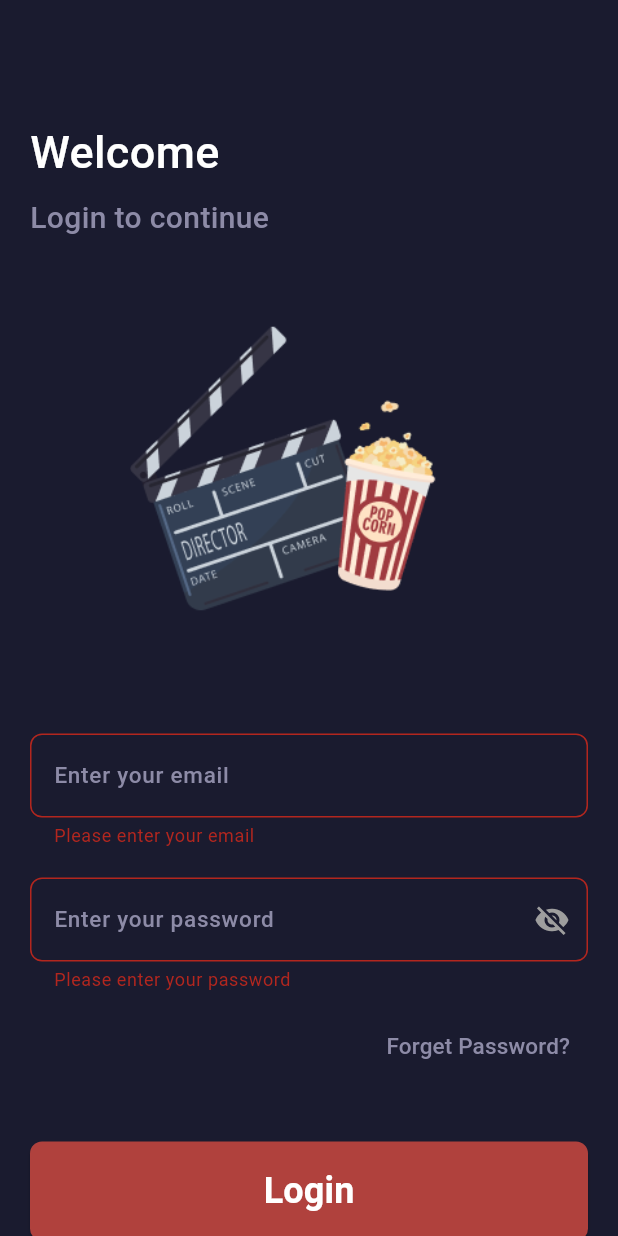
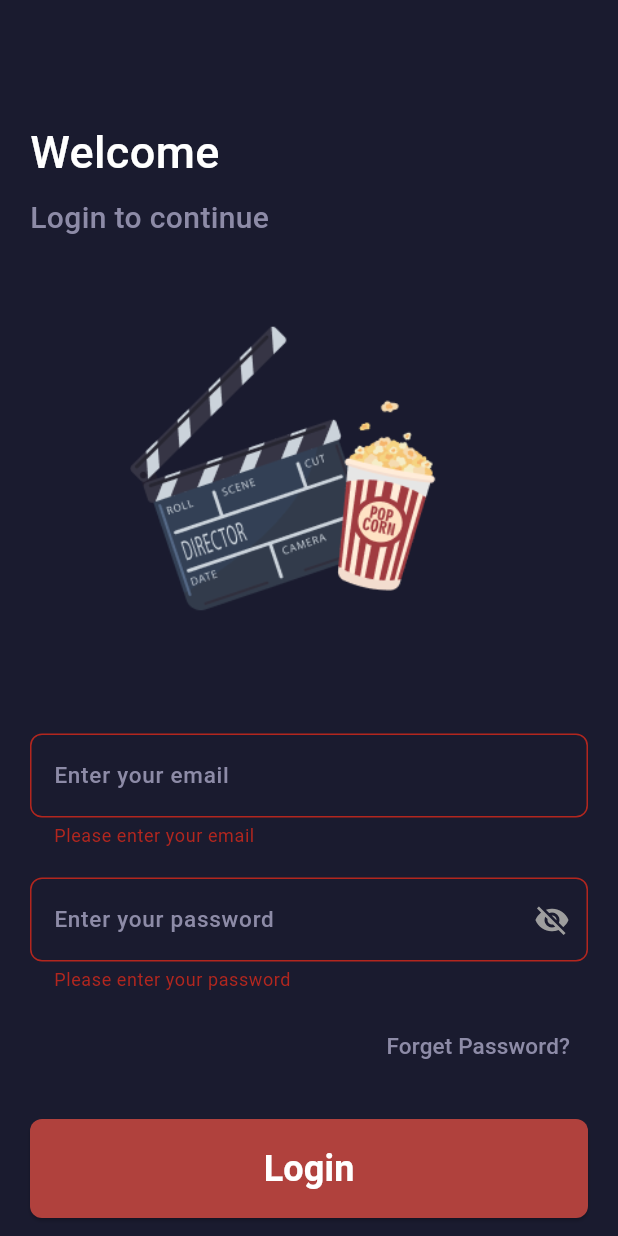
Before and after one commit to Marwanik/moviestore, a Flutter app: the screen it shows after launch, after a tap on "Login", on a phone screen of 412 x 824 dp. Run offline on Flutter 3.47's test engine with Material 3 defaults, Android fonts, the phone set to English and light mode, and no system bars; our stand-ins replace bloc, dio, equatable, flutter_bloc, get_it, shared_preferences and 2 more; network calls fail; Roboto replaces fonts that are missing (Avenir).

Commit message:
fix some issue in loginScreen

```diff
--- a/lib/data/data_sources/categoryRemoteData.dart
+++ b/lib/data/data_sources/categoryRemoteData.dart
@@ -17,10 +17,8 @@ class CategoryRemoteDataSource {
       }
     } on DioError catch (dioError) {
       if (dioError.response != null) {
-        // Server responded but with an error code
         throw Exception('DioError: ${dioError.response?.statusCode} - ${dioError.response?.data}');
       } else {
-        // Something happened in setting up or sending the request
         throw Exception('DioError: ${dioError.message}');
       }
     } catch (e) {
--- a/lib/data/data_sources/movieRemoteData.dart
+++ b/lib/data/data_sources/movieRemoteData.dart
@@ -17,10 +17,8 @@ class MovieRemoteDataSource {
       }
     } on DioError catch (dioError) {
       if (dioError.response != null) {
-        // Server responded but with an error code
         throw Exception('DioError: ${dioError.response?.statusCode} - ${dioError.response?.data}');
       } else {
-        // Something happened in setting up or sending the request
         throw Exception('DioError: ${dioError.message}');
       }
     } catch (e) {
--- a/lib/data/models/actorModel.dart
+++ b/lib/data/models/actorModel.dart
@@ -23,7 +23,6 @@ class actorModel {
     };
   }
 
-  // Define the toEntity method
   Actor toEntity() {
     return Actor(
       id: id,
--- a/lib/data/repositories/movieRepoImp.dart
+++ b/lib/data/repositories/movieRepoImp.dart
@@ -34,7 +34,6 @@ class MovieRepositoryImpl implements MovieRepository {
 
   @override
   Future<List<Category>> getCategories() {
-    // Throw an unimplemented error if you don't need this method.
     throw UnimplementedError("getCategories is not implemented in MovieRepositoryImpl.");
   }
 }
--- a/lib/main.dart
+++ b/lib/main.dart
@@ -1,19 +1,18 @@
+import 'package:dio/dio.dart';
 import 'package:flutter/material.dart';
 import 'package:flutter_bloc/flutter_bloc.dart';
 import 'package:moviestore/core/config/observerBloc.dart';
 import 'package:moviestore/core/config/service_locator.dart';
+import 'package:moviestore/data/data_sources/categoryRemoteData.dart';
 import 'package:moviestore/domain/use_cases/getMovies.dart';
+import 'package:moviestore/presentation/blocs/categoryBloc/category_bloc.dart';
+import 'package:moviestore/presentation/blocs/homeBloc/home_bloc.dart';
+import 'package:moviestore/presentation/blocs/loginBloc/login_bloc.dart';
 import 'package:moviestore/presentation/blocs/movieBloc/movie_bloc.dart';
 import 'package:moviestore/presentation/blocs/splashBloc/splash_bloc.dart';
-import 'package:moviestore/presentation/blocs/homeBloc/home_bloc.dart';
-import 'package:moviestore/presentation/blocs/loginBloc/login_bloc.dart';
-import 'package:moviestore/presentation/blocs/categoryBloc/category_bloc.dart';
 import 'package:moviestore/presentation/blocs/watchlistBloc/watchlist_bloc.dart';
 import 'package:moviestore/presentation/blocs/watchlistBloc/watchlist_event.dart';
-import 'package:moviestore/presentation/pages/homeScreen.dart';
 import 'package:moviestore/presentation/pages/splashScreen.dart';
-import 'package:moviestore/data/data_sources/categoryRemoteData.dart';
-import 'package:dio/dio.dart';
 
 import 'presentation/blocs/profileBloc/profile_bloc.dart';
 
@@ -29,21 +28,17 @@ class MyApp extends StatelessWidget {
   Widget build(BuildContext context) {
     return MultiBlocProvider(
       providers: [
-        // Splash Bloc
         BlocProvider<SplashBloc>(
           create: (_) => SplashBloc(),
         ),
-        // Home Bloc
         BlocProvider<HomeBloc>(
           create: (_) => HomeBloc(
             categoryRemoteDataSource: CategoryRemoteDataSource(Dio()),
           ),
         ),
-        // Login Bloc
         BlocProvider<LoginBloc>(
           create: (_) => LoginBloc(),
         ),
-        // Movies Bloc
         BlocProvider<CategoryMoviesBloc>(
           create: (_) => CategoryMoviesBloc(
             getMoviesUseCase: core<GetMoviesUseCase>(),
@@ -55,13 +50,11 @@ class MyApp extends StatelessWidget {
           ),
         ),
         BlocProvider(create: (_) => WatchlistBloc()..add(LoadWatchlist())),
-    BlocProvider(
-    create: (context) => ProfileBloc()),
-
+        BlocProvider(create: (context) => ProfileBloc()),
       ],
-      child: MaterialApp(
+      child: const MaterialApp(
         debugShowCheckedModeBanner: false,
-        home: SplashScreen(), // Define your home screen here
+        home: SplashScreen(),
       ),
     );
   }
--- a/lib/presentation/blocs/loginBloc/login_bloc.dart
+++ b/lib/presentation/blocs/loginBloc/login_bloc.dart
@@ -15,10 +15,8 @@ class LoginBloc extends Bloc<LoginEvent, LoginState> {
     on<LoginSubmitted>((event, emit) async {
       emit(LoginLoading());
       try {
-        // Simulate network delay
         await Future.delayed(Duration(seconds: 2));
 
-        // Save email to SharedPreferences
         await _prefs.setString('userEmail', event.email);
         await _prefs.setBool('isLoggedIn', true);
 
--- a/lib/presentation/blocs/profileBloc/profile_bloc.dart
+++ b/lib/presentation/blocs/profileBloc/profile_bloc.dart
@@ -30,7 +30,7 @@ class ProfileBloc extends Bloc<ProfileEvent, ProfileState> {
     try {
       final SharedPreferences prefs = GetIt.instance<SharedPreferences>();
       await prefs.clear();
-      GetIt.I.reset(); // Clear all registered services
+      GetIt.I.reset();
       emit(ProfileLoggedOut());
     } catch (e) {
       emit(ProfileError(error: e.toString()));
--- a/lib/presentation/blocs/splashBloc/splash_bloc.dart
+++ b/lib/presentation/blocs/splashBloc/splash_bloc.dart
@@ -10,7 +10,7 @@ class SplashBloc extends Bloc<SplashEvent, SplashState> {
 
   Future<void> _onStartSplash(StartSplash event, Emitter<SplashState> emit) async {
     emit(SplashLoading());
-    await Future.delayed(const Duration(seconds: 5)); // Simulate delay
+    await Future.delayed(const Duration(seconds: 5));
     emit(SplashCompleted());
   }
 
--- a/lib/presentation/blocs/watchlistBloc/watchlist_bloc.dart
+++ b/lib/presentation/blocs/watchlistBloc/watchlist_bloc.dart
@@ -22,11 +22,11 @@ class WatchlistBloc extends Bloc<WatchlistEvent, WatchlistState> {
 
   void _onAddToWatchlist(AddToWatchlist event, Emitter<WatchlistState> emit) async {
     await _watchlistSession.addToWatchlist(event.movie.toJson());
-    add(LoadWatchlist()); // Reload the watchlist
+    add(LoadWatchlist());
   }
 
   void _onRemoveFromWatchlist(RemoveFromWatchlist event, Emitter<WatchlistState> emit) async {
     await _watchlistSession.removeFromWatchlist(event.movie.id);
-    add(LoadWatchlist()); // Reload the watchlist
+    add(LoadWatchlist());
   }
 }
--- a/lib/presentation/pages/loginScreen.dart
+++ b/lib/presentation/pages/loginScreen.dart
@@ -11,6 +11,8 @@ import 'package:moviestore/presentation/pages/homeScreen.dart';
 import 'package:shared_preferences/shared_preferences.dart';
 
 class LoginScreen extends StatefulWidget {
+  const LoginScreen({super.key});
+
   @override
   _LoginScreenState createState() => _LoginScreenState();
 }
@@ -22,7 +24,6 @@ class _LoginScreenState extends State<LoginScreen> {
 
   bool _isPasswordHidden = true;
 
-  // Regex for validation
   final RegExp _emailRegex = RegExp(r'^[a-zA-Z0-9]+@[a-zA-Z]+\.[a-zA-Z]+');
   final RegExp _passwordRegex = RegExp(r'^(?=.*[!@#\$&*~]).{8,}$');
 
@@ -35,7 +36,6 @@ class _LoginScreenState extends State<LoginScreen> {
   Future<void> _printEmailFromPrefs() async {
     final SharedPreferences prefs = await SharedPreferences.getInstance();
     final email = prefs.getString('email') ?? 'No email saved';
-    print('Saved Email: $email');
   }
 
   @override
@@ -45,27 +45,25 @@ class _LoginScreenState extends State<LoginScreen> {
       child: Scaffold(
         backgroundColor: const Color(0xFF1A1B2F),
         body: SingleChildScrollView(
-          physics: NeverScrollableScrollPhysics(),
+          physics: const AlwaysScrollableScrollPhysics(),
           child: Padding(
             padding: const EdgeInsets.all(20),
             child: Column(
               crossAxisAlignment: CrossAxisAlignment.start,
               children: [
-                SizedBox(height: 60),
+                const SizedBox(height: 60),
                 Text(WELCOME, style: loginFirst),
-                SizedBox(height: 8),
+                const SizedBox(height: 8),
                 Text(LOGINTOCONTINUE, style: loginSecond),
-                SizedBox(height: 40),
-                Center(child: LOGINICON),
-                SizedBox(height: 60),
+                const SizedBox(height: 40),
+                const Center(child: LOGINICON),
+                const SizedBox(height: 60),
                 BlocConsumer<LoginBloc, LoginState>(
                   listener: (context, state) async {
                     if (state is LoginSuccess) {
-                      // Save email to SharedPreferences and print it
                       await _saveLoginDetails(_emailController.text);
                       await _printEmailFromPrefs();
 
-                      // Navigate to HomeScreen after successful login
                       Navigator.pushReplacement(
                         context,
                         MaterialPageRoute(
@@ -77,7 +75,6 @@ class _LoginScreenState extends State<LoginScreen> {
                         const SnackBar(content: Text('Login Successful!')),
                       );
                     } else if (state is LoginFailure) {
-                      // Show an error message
                       ScaffoldMessenger.of(context).showSnackBar(
                         SnackBar(content: Text(state.error)),
                       );
@@ -101,7 +98,7 @@ class _LoginScreenState extends State<LoginScreen> {
                               return null;
                             },
                           ),
-                          SizedBox(height: 20),
+                          const SizedBox(height: 20),
                           CustomTextField(
                             hintText: ENTERYOURPASSWORD,
                             controller: _passwordController,
@@ -125,7 +122,7 @@ class _LoginScreenState extends State<LoginScreen> {
                               return null;
                             },
                           ),
-                          SizedBox(height: 12),
+                          const SizedBox(height: 12),
                           Align(
                             alignment: Alignment.centerRight,
                             child: TextButton(
@@ -133,15 +130,13 @@ class _LoginScreenState extends State<LoginScreen> {
                               child: Text(FORGETPASSWORD, style: loginFields),
                             ),
                           ),
-                          SizedBox(height: 40),
-                          // Show loading spinner or login button
+                          const SizedBox(height: 25),
                           state is LoginLoading
                               ? CircularProgressIndicator(color: selectColor)
                               : CustomButton(
                             text: LOGIN,
                             onPressed: () {
                               if (_formKey.currentState!.validate()) {
-                                // Trigger Bloc event for login
                                 context.read<LoginBloc>().add(
                                   LoginSubmitted(
                                     email: _emailController.text,
--- a/lib/presentation/pages/splashScreen.dart
+++ b/lib/presentation/pages/splashScreen.dart
@@ -1,5 +1,4 @@
 import 'package:flutter/material.dart';
-import 'package:flutter_bloc/flutter_bloc.dart';
 import 'package:moviestore/presentation/constans/colors.dart';
 import 'package:moviestore/presentation/constans/string.dart';
 import 'package:moviestore/presentation/constans/textStyle.dart';
@@ -8,6 +7,8 @@ import 'package:moviestore/presentation/pages/homeScreen.dart';
 import 'package:shared_preferences/shared_preferences.dart';
 
 class SplashScreen extends StatefulWidget {
+  const SplashScreen({super.key});
+
   @override
   _SplashScreenState createState() => _SplashScreenState();
 }
@@ -33,28 +34,28 @@ class _SplashScreenState extends State<SplashScreen>
     _circleScaleUpAnimation = Tween<double>(begin: 0, end: 1).animate(
       CurvedAnimation(
         parent: _controller,
-        curve: Interval(0.0, 0.4, curve: Curves.easeOut),
+        curve: const Interval(0.0, 0.4, curve: Curves.easeOut),
       ),
     );
 
     _circleScaleDownAnimation = Tween<double>(begin: 1, end: 0).animate(
       CurvedAnimation(
         parent: _controller,
-        curve: Interval(0.4, 0.6, curve: Curves.easeIn),
+        curve: const Interval(0.4, 0.6, curve: Curves.easeIn),
       ),
     );
 
     _imageFadeInAnimation = Tween<double>(begin: 0, end: 1).animate(
       CurvedAnimation(
         parent: _controller,
-        curve: Interval(0.4, 0.6, curve: Curves.easeIn),
+        curve: const Interval(0.4, 0.6, curve: Curves.easeIn),
       ),
     );
 
-    _textSlideInAnimation = Tween<Offset>(begin: Offset(3, 0), end: Offset(0, 0)).animate(
+    _textSlideInAnimation = Tween<Offset>(begin: const Offset(3, 0), end: const Offset(0, 0)).animate(
       CurvedAnimation(
         parent: _controller,
-        curve: Interval(0.8, 1.0, curve: Curves.easeInOut),
+        curve: const Interval(0.8, 1.0, curve: Curves.easeInOut),
       ),
     );
 
@@ -64,7 +65,7 @@ class _SplashScreenState extends State<SplashScreen>
     ).animate(
       CurvedAnimation(
         parent: _controller,
-        curve: Interval(0.5, 1.0, curve: Curves.easeInOut),
+        curve: const Interval(0.5, 1.0, curve: Curves.easeInOut),
       ),
     );
 
@@ -77,15 +78,14 @@ class _SplashScreenState extends State<SplashScreen>
     final SharedPreferences prefs = await SharedPreferences.getInstance();
     final bool isLoggedIn = prefs.getBool('isLoggedIn') ?? false;
 
-    // Navigate to the respective screen after animations
-    Future.delayed(Duration(seconds: 4), () {
+    Future.delayed(const Duration(seconds: 4), () {
       if (isLoggedIn) {
         Navigator.of(context).pushReplacement(
           MaterialPageRoute(builder: (context) => HomeScreen()),
         );
       } else {
         Navigator.of(context).pushReplacement(
-          MaterialPageRoute(builder: (context) => LoginScreen()),
+          MaterialPageRoute(builder: (context) => const LoginScreen()),
         );
       }
     });
@@ -121,7 +121,7 @@ class _SplashScreenState extends State<SplashScreen>
                         child: Container(
                           width: 100,
                           height: 100,
-                          decoration: BoxDecoration(
+                          decoration: const BoxDecoration(
                             color: Colors.black,
                             shape: BoxShape.circle,
                           ),
--- a/lib/presentation/widgets/searchFieldWidget.dart
+++ b/lib/presentation/widgets/searchFieldWidget.dart
@@ -11,7 +11,7 @@ class SearchField extends StatelessWidget {
 
   @override
   Widget build(BuildContext context) {
-    return // Search Bar
+    return
       Container(
         decoration: BoxDecoration(
           border: Border.all(
@@ -22,7 +22,7 @@ class SearchField extends StatelessWidget {
         child: TextField(
           style: search,
           decoration: InputDecoration(
-            contentPadding: EdgeInsets.all(20.0),
+            contentPadding: const EdgeInsets.all(20.0),
             suffixIcon: SEARCHICON,
             hintText: SEARCH,
             hintStyle: search,
```
Also changed, not shown: lib/core/config/service_locator.dart (+2 -10 lines), lib/presentation/pages/categoryScreen.dart (+4 -11 lines), lib/presentation/pages/homeScreen.dart (+8 -11 lines), lib/presentation/pages/movieScreen.dart (+3 -16 lines), lib/presentation/pages/profileScreen.dart (+12 -11 lines), lib/presentation/pages/watchlistScreen.dart (+8 -9 lines), lib/presentation/widgets/movieCard.dart (deleted).
